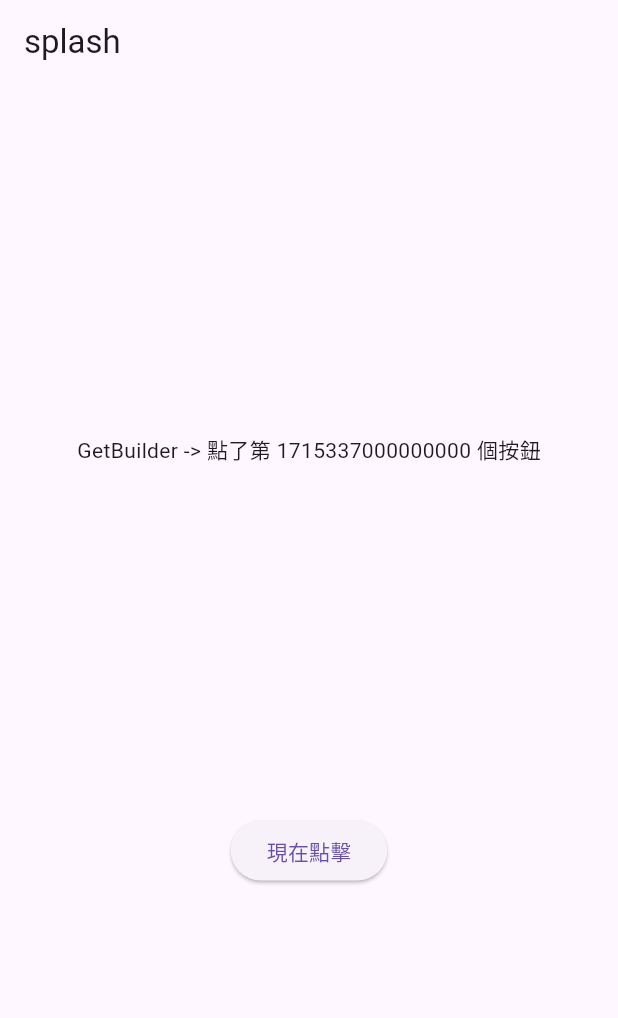
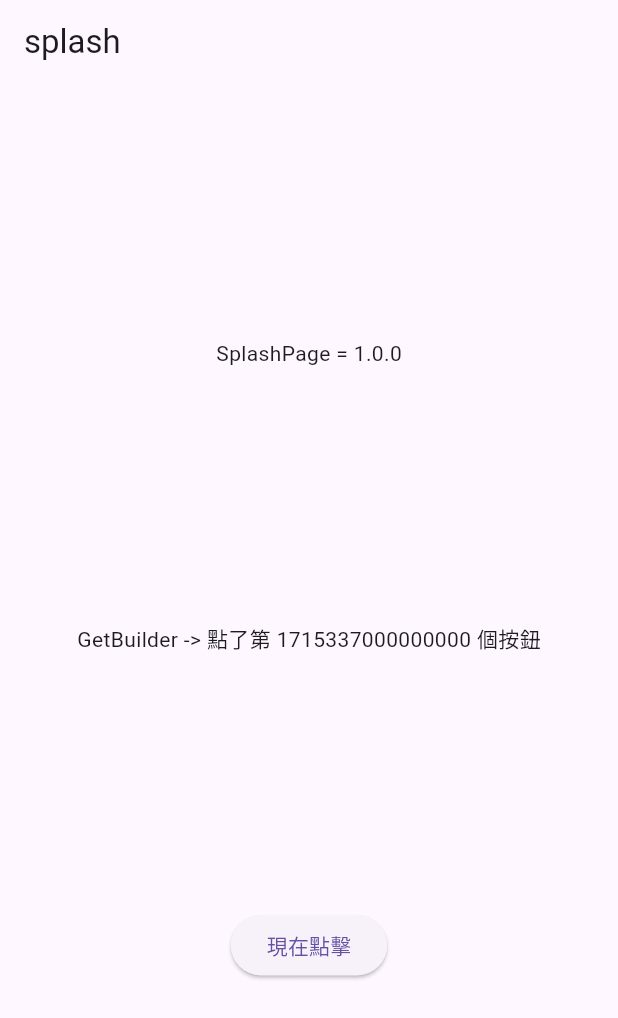
Before and after one commit to brian52026/flutter_woo_commerce_getx_learn, a Flutter app: the screen it shows after launch, after a tap on "現在點擊", on a phone screen of 412 x 824 dp. Shown: the top 1018 px of the screen. Run offline on Flutter 3.47's test engine with Material 3 defaults, Android fonts, the phone set to English and light mode, and no system bars; our stand-ins replace get, package_info_plus.

Commit message:
config service

```diff
--- /dev/null
+++ b/lib/common/services/config.dart
@@ -0,0 +1,24 @@
+
+import 'package:get/get.dart';
+import 'package:package_info_plus/package_info_plus.dart';
+
+//配置服務
+class ConfigService extends GetxService {
+  //這是一個單例寫法
+  static ConfigService get to => Get.find();
+
+  PackageInfo? _platform;
+  String get version => _platform?.version?? '-';
+
+  //初始化
+  Future<ConfigService> init() async{
+    await getPlatform();
+    return this;
+  }
+
+  Future<void> getPlatform() async {
+    _platform = await PackageInfo.fromPlatform();
+  }
+
+
+}
--- a/lib/common/services/index.dart
+++ b/lib/common/services/index.dart
@@ -1,3 +1,3 @@
 library services;
 
-// export './xxxx.dart';
+export 'config.dart';
--- /dev/null
+++ b/lib/global.dart
@@ -0,0 +1,14 @@
+import 'package:flutter/cupertino.dart';
+import 'package:get/get.dart';
+
+import 'common/index.dart';
+
+class Global {
+  static Future<void> init() async{
+    WidgetsFlutterBinding.ensureInitialized();
+
+    await Future.wait([
+      Get.putAsync<ConfigService>(() async => await ConfigService().init() ),
+    ]).whenComplete(() {});
+  }
+}
--- a/lib/main.dart
+++ b/lib/main.dart
@@ -2,8 +2,10 @@ import 'package:flutter/material.dart';
 import 'package:get/get.dart';
 
 import 'common/index.dart';
+import 'global.dart';
 
-void main() {
+Future<void> main() async {
+  await Global.init();
   runApp(const MyApp());
 }
 
--- a/lib/pages/system/splash/view.dart
+++ b/lib/pages/system/splash/view.dart
@@ -1,4 +1,5 @@
 import 'package:flutter/material.dart';
+import 'package:flutter_woo_commerce_getx_learn/common/index.dart';
 import 'package:get/get.dart';
 
 import 'index.dart';
@@ -11,6 +12,7 @@ class SplashPage extends GetView<SplashController> {
     return Column(
       mainAxisAlignment: MainAxisAlignment.spaceEvenly,
       children:[
+        Text("SplashPage = ${ConfigService.to.version}"),
         GetBuilder<SplashController>(
           id: "splash_title",
           builder: (_) {
--- a/pubspec.yaml
+++ b/pubspec.yaml
@@ -36,6 +36,7 @@ dependencies:
   # Use with the CupertinoIcons class for iOS style icons.
   cupertino_icons: ^1.0.6
   get: ^4.6.6
+  package_info_plus: ^8.0.0
 
 dev_dependencies:
   flutter_test:
```
Also changed, not shown: pubspec.lock, 1 other file.
